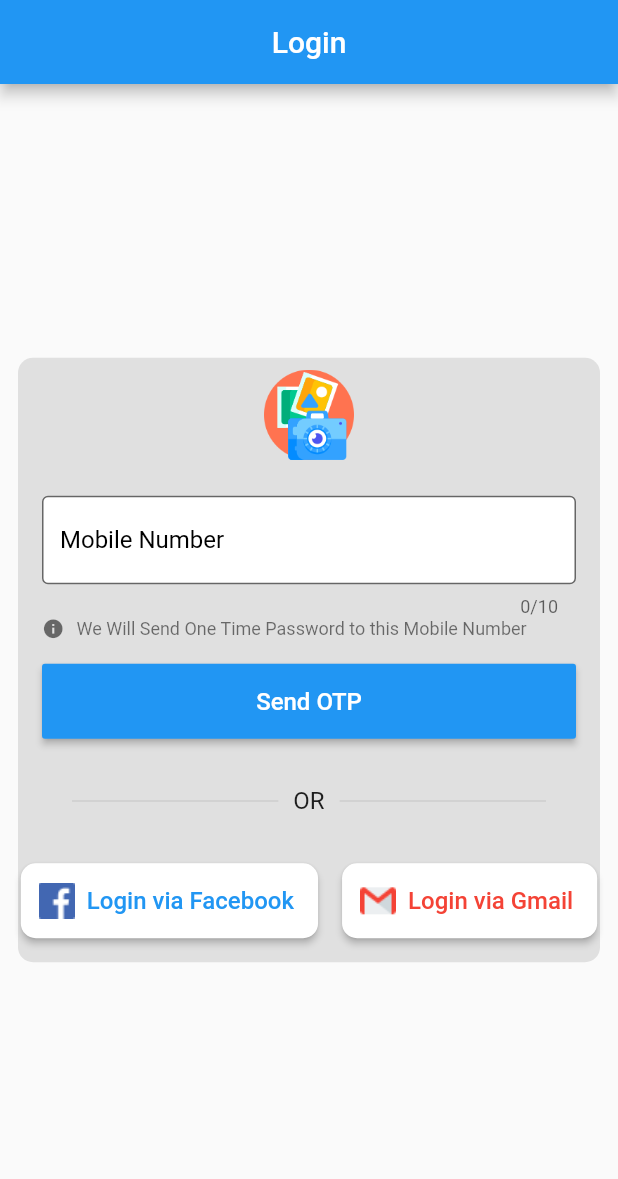
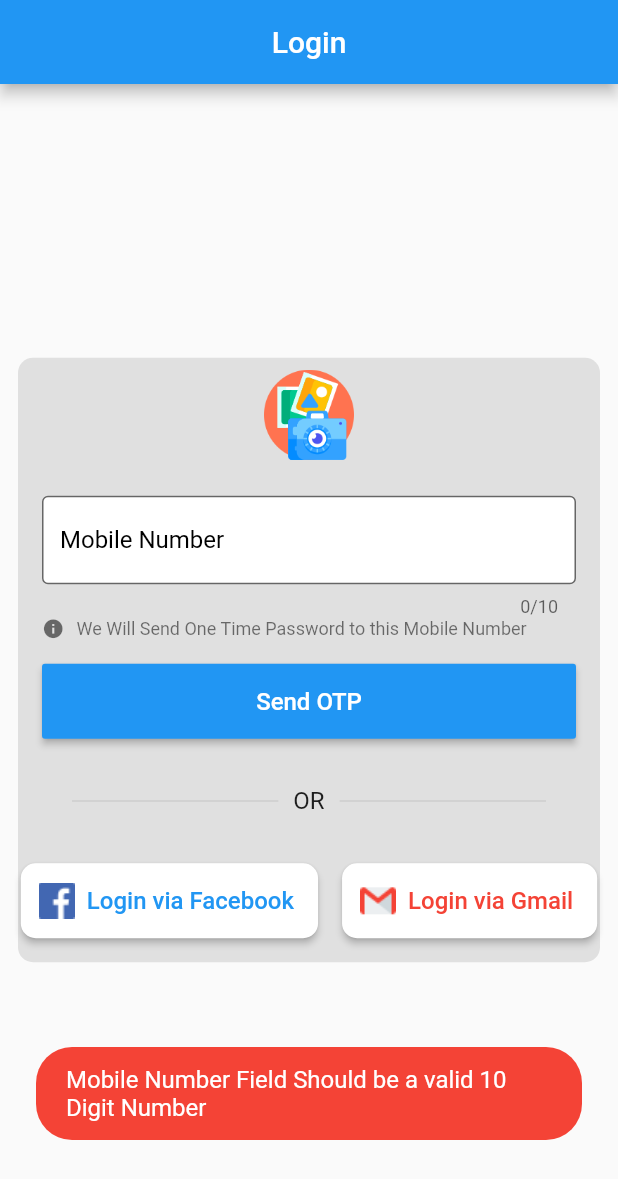
Before and after one commit to ajayhack/memories, a Flutter app: the screen it shows after launch, after a tap on "Send OTP", on a phone screen of 412 x 824 dp. Shown: the top 1179 px of the screen. Run offline on Flutter 3.47's test engine with Material 2 defaults, Android fonts, the phone set to English and light mode, and no system bars; our stand-ins replace firebase_auth, firebase_core, fluttertoast, google_sign_in, otp_text_field; missing offline and left inert: device_apps, flutter_facebook_login, scroll_app_bar; accounts and stored records are empty.

```diff
--- a/lib/screens/login.dart
+++ b/lib/screens/login.dart
@@ -6,6 +6,7 @@ import 'package:flutter_facebook_login/flutter_facebook_login.dart';
 import 'package:fluttertoast/fluttertoast.dart';
 import 'package:google_sign_in/google_sign_in.dart';
 import 'package:memories/screens/dashboard.dart';
+import 'package:memories/screens/otpverification.dart';
 
 class Login extends StatefulWidget {
   @override
@@ -69,7 +70,7 @@ class UserLoginScreen extends State<Login> {
                         maxLength: 10,
                         controller: mobileNumberController,
                         style: TextStyle(color: Colors.black, fontSize: 16.0),
-                        keyboardType: TextInputType.text,
+                        keyboardType: TextInputType.number,
                         decoration: InputDecoration(
                             border: OutlineInputBorder(),
                             fillColor: Colors.white,
@@ -106,7 +107,7 @@ class UserLoginScreen extends State<Login> {
                           textColor: Colors.white,
                           color: Colors.blue,
                           onPressed: () {
-                            //doLogin();
+                            _sendOTP();
                           },
                           child: Text(
                             'Send OTP',
@@ -278,6 +279,23 @@ class UserLoginScreen extends State<Login> {
     return null;
   }
 
+  //Below method is used to request OTP from Firebase on the entered number and Navigate user to OTP verification Screen:-
+  _sendOTP() {
+    if (mobileNumberController.text.isNotEmpty &&
+        mobileNumberController.text.length == 10) {
+      Navigator.push(
+        context,
+        MaterialPageRoute(
+            builder: (context) => OTPVerification(
+                  mobileNumber: mobileNumberController.text,
+                )),
+      );
+    } else {
+      showToast("Mobile Number Field Should be a valid 10 Digit Number",
+          Colors.red, Colors.white);
+    }
+  }
+
   //Below method is used to show Toast Message in App:-
   showToast(String validMsg, Color validBackGroundColor, Color validTextColor) {
     Fluttertoast.showToast(
@@ -291,10 +309,8 @@ class UserLoginScreen extends State<Login> {
   }
 
   //Below method is used to navigate user to Dashboard Screen:-
-  navigateUser(Widget screen) {
-    Navigator.pushReplacement(
-      context,
-      MaterialPageRoute(builder: (context) => screen),
-    );
-  }
+  navigateUser(Widget screen) => Navigator.pushReplacement(
+        context,
+        MaterialPageRoute(builder: (context) => screen),
+      );
 }
--- a/pubspec.yaml
+++ b/pubspec.yaml
@@ -55,6 +55,9 @@ dependencies:
   #The Following Dependency is used to query all installed apps in android device:-
   device_apps: ^1.2.0
 
+  #The Following Dependency is used to show OTP based TextField in app:-
+  otp_text_field: ^1.0.1
+
 dev_dependencies:
   flutter_test:
     sdk: flutter
```
Also changed, not shown: lib/screens/otpverification.dart (added, +91 -0 lines), pubspec.lock.
